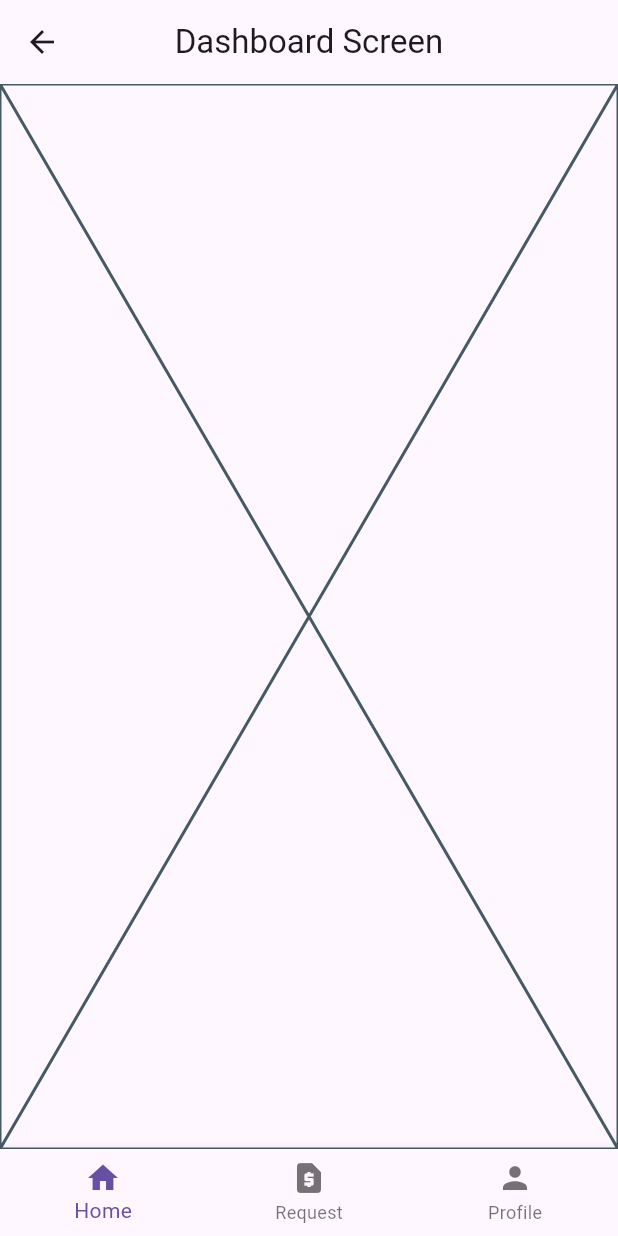
After one commit to Unika1/lifelink, a Flutter app: the DashboardScreen screen opened directly, on a phone screen of 412 x 824 dp. The commit adds this screen. Run offline on Flutter 3.47's test engine with Material 3 defaults, Android fonts, the phone set to English and light mode, and no system bars.

Commit message:
Dashboard Screen updated with other screens

```diff
--- /dev/null
+++ b/lib/screens/bottom_screen/home_screen.dart
@@ -0,0 +1,15 @@
+import 'package:flutter/material.dart';
+
+class HomeScreen extends StatefulWidget {
+  const HomeScreen({super.key});
+
+  @override
+  State<HomeScreen> createState() => _HomeScreenState();
+}
+
+class _HomeScreenState extends State<HomeScreen> {
+  @override
+  Widget build(BuildContext context) {
+    return const Placeholder();
+  }
+}
--- /dev/null
+++ b/lib/screens/dashboard_screen.dart
@@ -0,0 +1,52 @@
+import 'package:flutter/material.dart';
+import 'package:lifelink/screens/bottom_screen/home_screen.dart';
+import 'package:lifelink/screens/bottom_screen/profile_screen.dart';
+import 'package:lifelink/screens/bottom_screen/request_screen.dart';
+
+class DashboardScreen extends StatefulWidget {
+  const DashboardScreen({super.key});
+
+  @override
+  State<DashboardScreen> createState() => _DashboardScreen();
+}
+
+class _DashboardScreen extends State<DashboardScreen> {
+  int _selectedIndex=0;
+  List<Widget>lstBottomScreen=[
+    const HomeScreen(),
+    const RequestScreen(),
+    const ProfileScreen(),
+  ];
+  @override
+  Widget build(BuildContext context) {
+    return Scaffold(
+      appBar: AppBar(title: const Text("Dashboard Screen"),
+      centerTitle: true,
+      ),
+      body: lstBottomScreen[_selectedIndex],
+      bottomNavigationBar: BottomNavigationBar(
+        type: BottomNavigationBarType.fixed,
+        items: const[
+          BottomNavigationBarItem(
+            icon: Icon(Icons.home),
+            label: 'Home',
+            ),
+          BottomNavigationBarItem(
+            icon: Icon(Icons.request_page),
+            label: 'Request',
+          ),
+          BottomNavigationBarItem(
+            icon: Icon(Icons.person),
+            label: 'Profile',
+          ),
+      ],
+      currentIndex: _selectedIndex,
+      onTap: (index){
+        setState(() {
+          _selectedIndex=index;
+        });
+      },
+      ),
+    );
+  }
+}
--- a/lib/screens/register_screen.dart
+++ b/lib/screens/register_screen.dart
@@ -1,6 +1,6 @@
 import 'package:flutter/material.dart';
 import 'package:lifelink/common/my_snackbar.dart';
-import 'package:lifelink/screens/home_screen.dart';
+import 'package:lifelink/screens/dashboard_screen.dart';
 import 'package:lifelink/screens/login_screen.dart';
 import 'package:lifelink/widgets/my_button.dart';
 import 'package:lifelink/widgets/my_textformfield.dart';
@@ -45,7 +45,7 @@ class _RegisterScreenState extends State<RegisterScreen> {
       );
       Navigator.push(
         context,
-        MaterialPageRoute(builder: (_) => const HomeScreen()),
+        MaterialPageRoute(builder: (_) => const DashboardScreen()),
       );
     }
   }
```
Also changed, not shown: lib/screens/bottom_screen/profile_screen.dart (added, +14 -0 lines), lib/screens/bottom_screen/request_screen.dart (added, +15 -0 lines).
